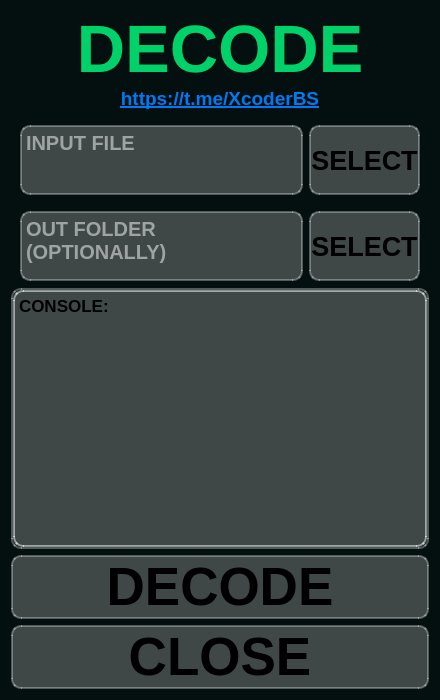
Above: ui/processing.ui from lilmuff2/X-coder before the change. Below: the same form after it.
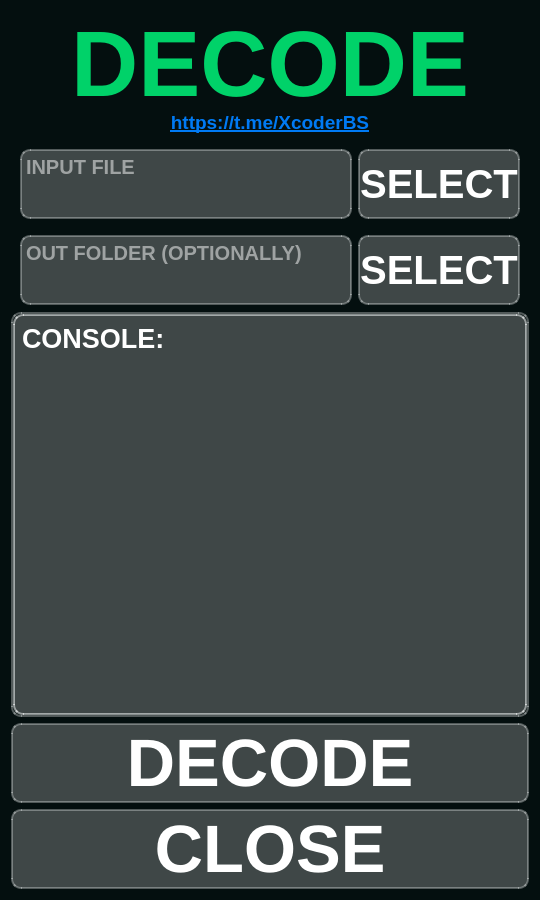
That is the form after the change.

The edit to the form file:
```diff
--- a/ui/processing.ui
+++ b/ui/processing.ui
@@ -6,14 +6,14 @@
    <rect>
     <x>0</x>
     <y>0</y>
-    <width>440</width>
-    <height>700</height>
+    <width>540</width>
+    <height>900</height>
    </rect>
   </property>
   <property name="maximumSize">
    <size>
-    <width>440</width>
-    <height>700</height>
+    <width>540</width>
+    <height>900</height>
    </size>
   </property>
   <property name="windowTitle">
@@ -41,7 +41,7 @@
        </property>
        <property name="font">
         <font>
-         <pointsize>50</pointsize>
+         <pointsize>70</pointsize>
          <bold>true</bold>
         </font>
        </property>
@@ -165,15 +165,17 @@
         </property>
         <property name="font">
          <font>
-          <pointsize>20</pointsize>
+          <pointsize>30</pointsize>
           <bold>true</bold>
          </font>
         </property>
         <property name="styleSheet">
-         <string notr="true">QPushButton{
+         <string notr="true">
+QPushButton{
 background-color: rgba(255, 255,255, 60);
 border: 2px solid rgba(252, 255, 255, 80);
-border-radius: 10px;}
+border-radius: 10px;
+color: white;}
 QPushButton:hover:!pressed{
 background-color: rgba(255, 255,255, 70);
 border: 2px solid rgba(252, 255, 255, 90);
@@ -271,15 +273,17 @@
         </property>
         <property name="font">
          <font>
-          <pointsize>20</pointsize>
+          <pointsize>30</pointsize>
           <bold>true</bold>
          </font>
         </property>
         <property name="styleSheet">
-         <string notr="true">QPushButton{
+         <string notr="true">
+QPushButton{
 background-color: rgba(255, 255,255, 60);
 border: 2px solid rgba(252, 255, 255, 80);
-border-radius: 10px;}
+border-radius: 10px;
+color: white;}
 QPushButton:hover:!pressed{
 background-color: rgba(255, 255,255, 70);
 border: 2px solid rgba(252, 255, 255, 90);
@@ -300,7 +304,7 @@
     <widget class="QScrollArea" name="scrollArea">
      <property name="maximumSize">
       <size>
-       <width>420</width>
+       <width>16777215</width>
        <height>16777215</height>
       </size>
      </property>
@@ -329,13 +333,13 @@
        <rect>
         <x>0</x>
         <y>0</y>
-        <width>416</width>
-        <height>223</height>
+        <width>518</width>
+        <height>374</height>
        </rect>
       </property>
       <property name="maximumSize">
        <size>
-        <width>420</width>
+        <width>1111111</width>
         <height>16777215</height>
        </size>
       </property>
@@ -368,18 +372,18 @@
          </property>
          <property name="maximumSize">
           <size>
-           <width>420</width>
+           <width>11111</width>
            <height>16777215</height>
           </size>
          </property>
          <property name="font">
           <font>
-           <pointsize>13</pointsize>
+           <pointsize>20</pointsize>
            <bold>true</bold>
           </font>
          </property>
          <property name="styleSheet">
-          <string notr="true">background-color: rgba(255, 255,255, 60);</string>
+          <string notr="true">background-color: rgba(255, 255,255, 60); color:white;</string>
          </property>
          <property name="frameShape">
           <enum>QFrame::Shape::NoFrame</enum>
@@ -409,15 +413,17 @@
     <widget class="QPushButton" name="Run">
      <property name="font">
       <font>
-       <pointsize>40</pointsize>
+       <pointsize>50</pointsize>
        <bold>true</bold>
       </font>
      </property>
      <property name="styleSheet">
-      <string notr="true">QPushButton{
+      <string notr="true">
+QPushButton{
 background-color: rgba(255, 255,255, 60);
 border: 2px solid rgba(252, 255, 255, 80);
-border-radius: 10px;}
+border-radius: 10px;
+color: white;}
 QPushButton:hover:!pressed{
 background-color: rgba(255, 255,255, 70);
 border: 2px solid rgba(252, 255, 255, 90);
@@ -435,15 +441,17 @@
     <widget class="QPushButton" name="ExitBtn">
      <property name="font">
       <font>
-       <pointsize>40</pointsize>
+       <pointsize>50</pointsize>
        <bold>true</bold>
       </font>
      </property>
      <property name="styleSheet">
-      <string notr="true">QPushButton{
+      <string notr="true">
+QPushButton{
 background-color: rgba(255, 255,255, 60);
 border: 2px solid rgba(252, 255, 255, 80);
-border-radius: 10px;}
+border-radius: 10px;
+color: white;}
 QPushButton:hover:!pressed{
 background-color: rgba(255, 255,255, 70);
 border: 2px solid rgba(252, 255, 255, 90);
```
Left out of the diff: 34 changed lines with no effect on the pictures.
